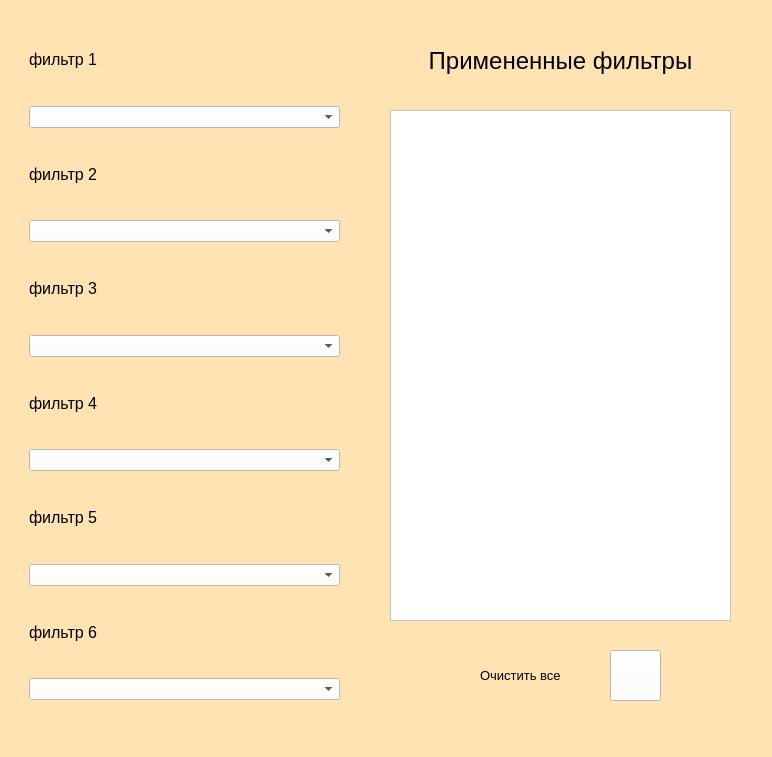
Above: windows/ui/fillers.ui from aaalace/D-Compare before the change. Below: the same form after it.
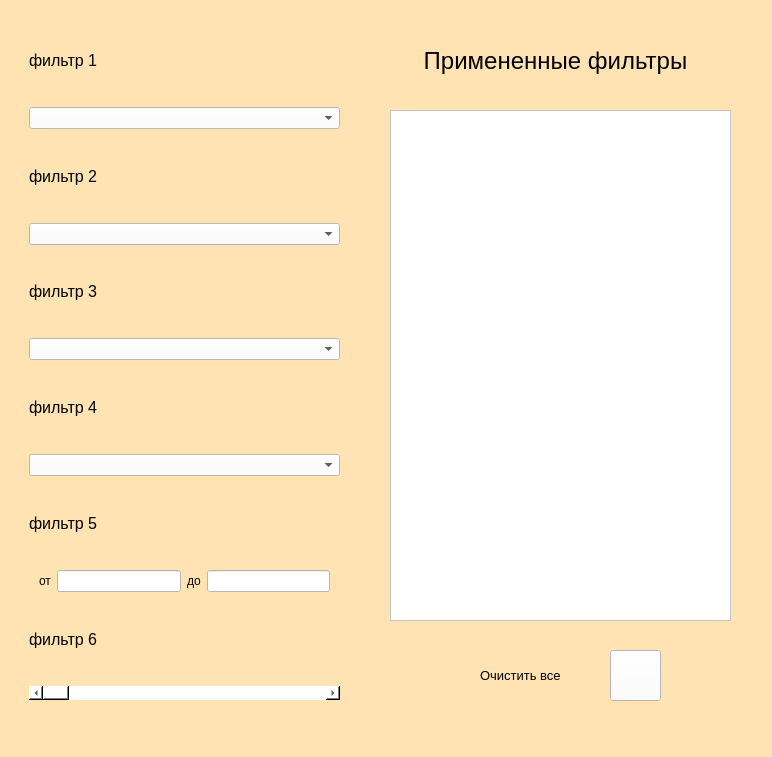
That is the form after the change.

Diff of the .ui file:
```diff
--- a/windows/ui/fillers.ui
+++ b/windows/ui/fillers.ui
@@ -62,6 +62,151 @@
          <verstretch>0</verstretch>
         </sizepolicy>
        </property>
+       <property name="palette">
+        <palette>
+         <active>
+          <colorrole role="Button">
+           <brush brushstyle="SolidPattern">
+            <color alpha="255">
+             <red>255</red>
+             <green>255</green>
+             <blue>255</blue>
+            </color>
+           </brush>
+          </colorrole>
+          <colorrole role="Base">
+           <brush brushstyle="SolidPattern">
+            <color alpha="255">
+             <red>255</red>
+             <green>255</green>
+             <blue>255</blue>
+            </color>
+           </brush>
+          </colorrole>
+          <colorrole role="Window">
+           <brush brushstyle="SolidPattern">
+            <color alpha="255">
+             <red>255</red>
+             <green>255</green>
+             <blue>255</blue>
+            </color>
+           </brush>
+          </colorrole>
+          <colorrole role="Highlight">
+           <brush brushstyle="SolidPattern">
+            <color alpha="255">
+             <red>255</red>
+             <green>255</green>
+             <blue>255</blue>
+            </color>
+           </brush>
+          </colorrole>
+          <colorrole role="Link">
+           <brush brushstyle="SolidPattern">
+            <color alpha="255">
+             <red>255</red>
+             <green>255</green>
+             <blue>255</blue>
+            </color>
+           </brush>
+          </colorrole>
+         </active>
+         <inactive>
+          <colorrole role="Button">
+           <brush brushstyle="SolidPattern">
+            <color alpha="255">
+             <red>255</red>
+             <green>255</green>
+             <blue>255</blue>
+            </color>
+           </brush>
+          </colorrole>
+          <colorrole role="Base">
+           <brush brushstyle="SolidPattern">
+            <color alpha="255">
+             <red>255</red>
+             <green>255</green>
+             <blue>255</blue>
+            </color>
+           </brush>
+          </colorrole>
+          <colorrole role="Window">
+           <brush brushstyle="SolidPattern">
+            <color alpha="255">
+             <red>255</red>
+             <green>255</green>
+             <blue>255</blue>
+            </color>
+           </brush>
+          </colorrole>
+          <colorrole role="Highlight">
+           <brush brushstyle="SolidPattern">
+            <color alpha="255">
+             <red>255</red>
+             <green>255</green>
+             <blue>255</blue>
+            </color>
+           </brush>
+          </colorrole>
+          <colorrole role="Link">
+           <brush brushstyle="SolidPattern">
+            <color alpha="255">
+             <red>255</red>
+             <green>255</green>
+             <blue>255</blue>
+            </color>
+           </brush>
+          </colorrole>
+         </inactive>
+         <disabled>
+          <colorrole role="Button">
+           <brush brushstyle="SolidPattern">
+            <color alpha="255">
+             <red>255</red>
+             <green>255</green>
+             <blue>255</blue>
+            </color>
+           </brush>
+          </colorrole>
+          <colorrole role="Base">
+           <brush brushstyle="SolidPattern">
+            <color alpha="255">
+             <red>255</red>
+             <green>255</green>
+             <blue>255</blue>
+            </color>
+           </brush>
+          </colorrole>
+          <colorrole role="Window">
+           <brush brushstyle="SolidPattern">
+            <color alpha="255">
+             <red>255</red>
+             <green>255</green>
+             <blue>255</blue>
+            </color>
+           </brush>
+          </colorrole>
+          <colorrole role="Highlight">
+           <brush brushstyle="SolidPattern">
+            <color alpha="255">
+             <red>0</red>
+             <green>120</green>
+             <blue>215</blue>
+            </color>
+           </brush>
+          </colorrole>
+          <colorrole role="Link">
+           <brush brushstyle="SolidPattern">
+            <color alpha="255">
+             <red>255</red>
+             <green>255</green>
+             <blue>255</blue>
+            </color>
+           </brush>
+          </colorrole>
+         </disabled>
+        </palette>
+       </property>
        <property name="font">
         <font>
          <strikeout>false</strikeout>
@@ -86,6 +231,181 @@
      </item>
      <item>
       <widget class="QComboBox" name="box_f2">
+       <property name="palette">
+        <palette>
+         <active>
+          <colorrole role="Button">
+           <brush brushstyle="SolidPattern">
+            <color alpha="255">
+             <red>255</red>
+             <green>255</green>
+             <blue>255</blue>
+            </color>
+           </brush>
+          </colorrole>
+          <colorrole role="Base">
+           <brush brushstyle="SolidPattern">
+            <color alpha="255">
+             <red>255</red>
+             <green>255</green>
+             <blue>255</blue>
+            </color>
+           </brush>
+          </colorrole>
+          <colorrole role="Window">
+           <brush brushstyle="SolidPattern">
+            <color alpha="255">
+             <red>255</red>
+             <green>255</green>
+             <blue>255</blue>
+            </color>
+           </brush>
+          </colorrole>
+          <colorrole role="Highlight">
+           <brush brushstyle="SolidPattern">
+            <color alpha="255">
+             <red>255</red>
+             <green>255</green>
+             <blue>255</blue>
+            </color>
+           </brush>
+          </colorrole>
+          <colorrole role="Link">
+           <brush brushstyle="SolidPattern">
+            <color alpha="255">
+             <red>255</red>
+             <green>255</green>
+             <blue>255</blue>
+            </color>
+           </brush>
+          </colorrole>
+          <colorrole role="LinkVisited">
+           <brush brushstyle="SolidPattern">
+            <color alpha="255">
+             <red>255</red>
+             <green>255</green>
+             <blue>255</blue>
+            </color>
+           </brush>
+          </colorrole>
+         </active>
+         <inactive>
+          <colorrole role="Button">
+           <brush brushstyle="SolidPattern">
+            <color alpha="255">
+             <red>255</red>
+             <green>255</green>
+             <blue>255</blue>
+            </color>
+           </brush>
+          </colorrole>
+          <colorrole role="Base">
+           <brush brushstyle="SolidPattern">
+            <color alpha="255">
+             <red>255</red>
+             <green>255</green>
+             <blue>255</blue>
+            </color>
+           </brush>
+          </colorrole>
+          <colorrole role="Window">
+           <brush brushstyle="SolidPattern">
+            <color alpha="255">
+             <red>255</red>
+             <green>255</green>
+             <blue>255</blue>
+            </color>
+           </brush>
+          </colorrole>
+          <colorrole role="Highlight">
+           <brush brushstyle="SolidPattern">
+            <color alpha="255">
+             <red>255</red>
+             <green>255</green>
+             <blue>255</blue>
+            </color>
+           </brush>
+          </colorrole>
+          <colorrole role="Link">
+           <brush brushstyle="SolidPattern">
+            <color alpha="255">
+             <red>255</red>
+             <green>255</green>
+             <blue>255</blue>
+            </color>
+           </brush>
+          </colorrole>
+          <colorrole role="LinkVisited">
+           <brush brushstyle="SolidPattern">
+            <color alpha="255">
+             <red>255</red>
+             <green>255</green>
+             <blue>255</blue>
+            </color>
+           </brush>
+          </colorrole>
+         </inactive>
+         <disabled>
+          <colorrole role="Button">
+           <brush brushstyle="SolidPattern">
+            <color alpha="255">
+             <red>255</red>
+             <green>255</green>
+             <blue>255</blue>
+            </color>
+           </brush>
+          </colorrole>
+          <colorrole role="Base">
+           <brush brushstyle="SolidPattern">
+            <color alpha="255">
+             <red>255</red>
+             <green>255</green>
+             <blue>255</blue>
+            </color>
+           </brush>
+          </colorrole>
+          <colorrole role="Window">
+           <brush brushstyle="SolidPattern">
+            <color alpha="255">
+             <red>255</red>
+             <green>255</green>
+             <blue>255</blue>
+            </color>
+           </brush>
+          </colorrole>
+          <colorrole role="Highlight">
+           <brush brushstyle="SolidPattern">
+            <color alpha="255">
+             <red>0</red>
+             <green>120</green>
+             <blue>215</blue>
+            </color>
+           </brush>
+          </colorrole>
+          <colorrole role="Link">
+           <brush brushstyle="SolidPattern">
+            <color alpha="255">
+             <red>255</red>
+             <green>255</green>
+             <blue>255</blue>
+            </color>
+           </brush>
+          </colorrole>
+          <colorrole role="LinkVisited">
+           <brush brushstyle="SolidPattern">
+            <color alpha="255">
+             <red>255</red>
+             <green>255</green>
+             <blue>255</blue>
+            </color>
+           </brush>
+          </colorrole>
+         </disabled>
+        </palette>
+       </property>
+       <property name="focusPolicy">
+        <enum>Qt::ClickFocus</enum>
+       </property>
        <property name="styleSheet">
         <string notr="true">background-color: white</string>
        </property>
@@ -105,6 +425,181 @@
      </item>
      <item>
       <widget class="QComboBox" name="box_f3">
+       <property name="palette">
+        <palette>
+         <active>
+          <colorrole role="Button">
+           <brush brushstyle="SolidPattern">
+            <color alpha="255">
+             <red>255</red>
+             <green>255</green>
+             <blue>255</blue>
+            </color>
+           </brush>
+          </colorrole>
+          <colorrole role="Base">
+           <brush brushstyle="SolidPattern">
+            <color alpha="255">
+             <red>255</red>
+             <green>255</green>
+             <blue>255</blue>
+            </color>
+           </brush>
+          </colorrole>
+          <colorrole role="Window">
+           <brush brushstyle="SolidPattern">
+            <color alpha="255">
+             <red>255</red>
+             <green>255</green>
+             <blue>255</blue>
+            </color>
+           </brush>
+          </colorrole>
+          <colorrole role="Highlight">
+           <brush brushstyle="SolidPattern">
+            <color alpha="255">
+             <red>255</red>
+             <green>255</green>
+             <blue>255</blue>
+            </color>
+           </brush>
+          </colorrole>
+          <colorrole role="Link">
+           <brush brushstyle="SolidPattern">
+            <color alpha="255">
+             <red>255</red>
+             <green>255</green>
+             <blue>255</blue>
+            </color>
+           </brush>
+          </colorrole>
+          <colorrole role="LinkVisited">
+           <brush brushstyle="SolidPattern">
+            <color alpha="255">
+             <red>255</red>
+             <green>255</green>
+             <blue>255</blue>
+            </color>
+           </brush>
+          </colorrole>
+         </active>
+         <inactive>
+          <colorrole role="Button">
+           <brush brushstyle="SolidPattern">
+            <color alpha="255">
+             <red>255</red>
+             <green>255</green>
+             <blue>255</blue>
+            </color>
+           </brush>
+          </colorrole>
+          <colorrole role="Base">
+           <brush brushstyle="SolidPattern">
+            <color alpha="255">
+             <red>255</red>
+             <green>255</green>
+             <blue>255</blue>
+            </color>
+           </brush>
+          </colorrole>
+          <colorrole role="Window">
+           <brush brushstyle="SolidPattern">
+            <color alpha="255">
+             <red>255</red>
+             <green>255</green>
+             <blue>255</blue>
+            </color>
+           </brush>
+          </colorrole>
+          <colorrole role="Highlight">
+           <brush brushstyle="SolidPattern">
+            <color alpha="255">
+             <red>255</red>
+             <green>255</green>
+             <blue>255</blue>
+            </color>
+           </brush>
+          </colorrole>
+          <colorrole role="Link">
+           <brush brushstyle="SolidPattern">
+            <color alpha="255">
+             <red>255</red>
+             <green>255</green>
+             <blue>255</blue>
+            </color>
+           </brush>
+          </colorrole>
+          <colorrole role="LinkVisited">
+           <brush brushstyle="SolidPattern">
+            <color alpha="255">
+             <red>255</red>
+             <green>255</green>
+             <blue>255</blue>
+            </color>
+           </brush>
+          </colorrole>
+         </inactive>
+         <disabled>
+          <colorrole role="Button">
+           <brush brushstyle="SolidPattern">
+            <color alpha="255">
+             <red>255</red>
+             <green>255</green>
+             <blue>255</blue>
+            </color>
+           </brush>
+          </colorrole>
+          <colorrole role="Base">
+           <brush brushstyle="SolidPattern">
+            <color alpha="255">
+             <red>255</red>
+             <green>255</green>
+             <blue>255</blue>
+            </color>
+           </brush>
+          </colorrole>
+          <colorrole role="Window">
+           <brush brushstyle="SolidPattern">
+            <color alpha="255">
+             <red>255</red>
+             <green>255</green>
+             <blue>255</blue>
+            </color>
+           </brush>
+          </colorrole>
+          <colorrole role="Highlight">
+           <brush brushstyle="SolidPattern">
+            <color alpha="255">
+             <red>0</red>
+             <green>120</green>
+             <blue>215</blue>
+            </color>
+           </brush>
+          </colorrole>
+          <colorrole role="Link">
+           <brush brushstyle="SolidPattern">
+            <color alpha="255">
+             <red>255</red>
+             <green>255</green>
+             <blue>255</blue>
+            </color>
+           </brush>
+          </colorrole>
+          <colorrole role="LinkVisited">
+           <brush brushstyle="SolidPattern">
+            <color alpha="255">
+             <red>255</red>
+             <green>255</green>
+             <blue>255</blue>
+            </color>
+           </brush>
+          </colorrole>
+         </disabled>
+        </palette>
+       </property>
+       <property name="focusPolicy">
+        <enum>Qt::ClickFocus</enum>
+       </property>
        <property name="styleSheet">
         <string notr="true">background-color: white</string>
        </property>
@@ -124,6 +619,181 @@
      </item>
      <item>
       <widget class="QComboBox" name="box_f4">
+       <property name="palette">
+        <palette>
+         <active>
+          <colorrole role="Button">
+           <brush brushstyle="SolidPattern">
+            <color alpha="255">
+             <red>255</red>
+             <green>255</green>
+             <blue>255</blue>
+            </color>
+           </brush>
+          </colorrole>
+          <colorrole role="Base">
+           <brush brushstyle="SolidPattern">
+            <color alpha="255">
+             <red>255</red>
+             <green>255</green>
+             <blue>255</blue>
+            </color>
+           </brush>
+          </colorrole>
+          <colorrole role="Window">
+           <brush brushstyle="SolidPattern">
+            <color alpha="255">
+             <red>255</red>
+             <green>255</green>
+             <blue>255</blue>
+            </color>
+           </brush>
+          </colorrole>
+          <colorrole role="Highlight">
+           <brush brushstyle="SolidPattern">
+            <color alpha="255">
+             <red>255</red>
+             <green>255</green>
+             <blue>255</blue>
+            </color>
+           </brush>
+          </colorrole>
+          <colorrole role="Link">
+           <brush brushstyle="SolidPattern">
+            <color alpha="255">
+             <red>255</red>
+             <green>255</green>
+             <blue>255</blue>
+            </color>
+           </brush>
+          </colorrole>
+          <colorrole role="LinkVisited">
+           <brush brushstyle="SolidPattern">
+            <color alpha="255">
+             <red>255</red>
+             <green>255</green>
+             <blue>255</blue>
+            </color>
+           </brush>
+          </colorrole>
+         </active>
+         <inactive>
+          <colorrole role="Button">
+           <brush brushstyle="SolidPattern">
+            <color alpha="255">
+             <red>255</red>
+             <green>255</green>
+             <blue>255</blue>
+            </color>
+           </brush>
+          </colorrole>
+          <colorrole role="Base">
+           <brush brushstyle="SolidPattern">
+            <color alpha="255">
+             <red>255</red>
+             <green>255</green>
+             <blue>255</blue>
+            </color>
+           </brush>
+          </colorrole>
+          <colorrole role="Window">
+           <brush brushstyle="SolidPattern">
+            <color alpha="255">
+             <red>255</red>
+             <green>255</green>
+             <blue>255</blue>
+            </color>
+           </brush>
+          </colorrole>
+          <colorrole role="Highlight">
+           <brush brushstyle="SolidPattern">
+            <color alpha="255">
+             <red>255</red>
+             <green>255</green>
+             <blue>255</blue>
+            </color>
+           </brush>
+          </colorrole>
+          <colorrole role="Link">
+           <brush brushstyle="SolidPattern">
+            <color alpha="255">
+             <red>255</red>
+             <green>255</green>
+             <blue>255</blue>
+            </color>
+           </brush>
+          </colorrole>
+          <colorrole role="LinkVisited">
+           <brush brushstyle="SolidPattern">
+            <color alpha="255">
+             <red>255</red>
+             <green>255</green>
+             <blue>255</blue>
+            </color>
+           </brush>
+          </colorrole>
+         </inactive>
+         <disabled>
+          <colorrole role="Button">
+           <brush brushstyle="SolidPattern">
+            <color alpha="255">
+             <red>255</red>
+             <green>255</green>
+             <blue>255</blue>
+            </color>
+           </brush>
+          </colorrole>
+          <colorrole role="Base">
+           <brush brushstyle="SolidPattern">
+            <color alpha="255">
+             <red>255</red>
+             <green>255</green>
+             <blue>255</blue>
+            </color>
+           </brush>
+          </colorrole>
+          <colorrole role="Window">
+           <brush brushstyle="SolidPattern">
+            <color alpha="255">
+             <red>255</red>
+             <green>255</green>
+             <blue>255</blue>
+            </color>
+           </brush>
+          </colorrole>
+          <colorrole role="Highlight">
+           <brush brushstyle="SolidPattern">
+            <color alpha="255">
+             <red>0</red>
+             <green>120</green>
+             <blue>215</blue>
+            </color>
+           </brush>
+          </colorrole>
+          <colorrole role="Link">
+           <brush brushstyle="SolidPattern">
+            <color alpha="255">
+             <red>255</red>
+             <green>255</green>
+             <blue>255</blue>
+            </color>
+           </brush>
+          </colorrole>
+          <colorrole role="LinkVisited">
+           <brush brushstyle="SolidPattern">
+            <color alpha="255">
+             <red>255</red>
+             <green>255</green>
+             <blue>255</blue>
+            </color>
+           </brush>
+          </colorrole>
+         </disabled>
+        </palette>
+       </property>
+       <property name="focusPolicy">
+        <enum>Qt::ClickFocus</enum>
+       </property>
        <property name="styleSheet">
         <string notr="true">background-color: white</string>
        </property>
@@ -142,11 +812,42 @@
       </widget>
      </item>
      <item>
-      <widget class="QComboBox" name="box_f5">
-       <property name="styleSheet">
-        <string notr="true">background-color: white</string>
+      <layout class="QHBoxLayout" name="horizontalLayout">
+       <property name="leftMargin">
+        <number>10</number>
        </property>
-      </widget>
+       <property name="rightMargin">
+        <number>10</number>
+       </property>
+       <item>
+        <widget class="QLabel" name="lbl_from">
+         <property name="text">
+          <string>от</string>
+         </property>
+        </widget>
+       </item>
+       <item>
+        <widget class="QLineEdit" name="line_from">
+         <property name="styleSheet">
+          <string notr="true">background-color: white</string>
+         </property>
+        </widget>
+       </item>
+       <item>
+        <widget class="QLabel" name="lbl_to">
+         <property name="text">
+          <string>до</string>
+         </property>
+        </widget>
+       </item>
+       <item>
+        <widget class="QLineEdit" name="line_to">
+         <property name="styleSheet">
+          <string notr="true">background-color: white</string>
+         </property>
+        </widget>
+       </item>
+      </layout>
      </item>
      <item>
       <widget class="QLabel" name="lbl_6">
@@ -161,10 +862,431 @@
       </widget>
      </item>
      <item>
-      <widget class="QComboBox" name="box_f6">
+      <widget class="QScrollBar" name="horizontalScrollBar">
+       <property name="palette">
+        <palette>
+         <active>
+          <colorrole role="WindowText">
+           <brush brushstyle="SolidPattern">
+            <color alpha="255">
+             <red>0</red>
+             <green>0</green>
+             <blue>0</blue>
+            </color>
+           </brush>
+          </colorrole>
+          <colorrole role="Button">
+           <brush brushstyle="SolidPattern">
+            <color alpha="255">
+             <red>255</red>
+             <green>255</green>
+             <blue>255</blue>
+            </color>
+           </brush>
+          </colorrole>
+          <colorrole role="Light">
+           <brush brushstyle="SolidPattern">
+            <color alpha="255">
+             <red>255</red>
+             <green>255</green>
+             <blue>255</blue>
+            </color>
+           </brush>
+          </colorrole>
+          <colorrole role="Midlight">
+           <brush brushstyle="SolidPattern">
+            <color alpha="255">
+             <red>255</red>
+             <green>255</green>
+             <blue>255</blue>
+            </color>
+           </brush>
+          </colorrole>
+          <colorrole role="Dark">
+           <brush brushstyle="SolidPattern">
+            <color alpha="255">
+             <red>127</red>
+             <green>127</green>
+             <blue>127</blue>
+            </color>
+           </brush>
+          </colorrole>
+          <colorrole role="Mid">
+           <brush brushstyle="SolidPattern">
+            <color alpha="255">
+             <red>170</red>
+             <green>170</green>
+             <blue>170</blue>
+            </color>
+           </brush>
+          </colorrole>
+          <colorrole role="Text">
+           <brush brushstyle="SolidPattern">
+            <color alpha="255">
+             <red>0</red>
+             <green>0</green>
+             <blue>0</blue>
+            </color>
+           </brush>
+          </colorrole>
+          <colorrole role="BrightText">
+           <brush brushstyle="SolidPattern">
+            <color alpha="255">
+             <red>255</red>
+             <green>255</green>
+             <blue>255</blue>
+            </color>
+           </brush>
+          </colorrole>
+          <colorrole role="ButtonText">
+           <brush brushstyle="SolidPattern">
+            <color alpha="255">
+             <red>0</red>
+             <green>0</green>
+             <blue>0</blue>
+            </color>
+           </brush>
+          </colorrole>
+          <colorrole role="Base">
+           <brush brushstyle="SolidPattern">
+            <color alpha="255">
+             <red>255</red>
+             <green>255</green>
+             <blue>255</blue>
+            </color>
+           </brush>
+          </colorrole>
+          <colorrole role="Window">
+           <brush brushstyle="SolidPattern">
+            <color alpha="255">
+             <red>255</red>
+             <green>255</green>
+             <blue>255</blue>
+            </color>
+           </brush>
+          </colorrole>
+          <colorrole role="Shadow">
+           <brush brushstyle="SolidPattern">
+            <color alpha="255">
+             <red>0</red>
+             <green>0</green>
+             <blue>0</blue>
+            </color>
+           </brush>
+          </colorrole>
+          <colorrole role="AlternateBase">
+           <brush brushstyle="SolidPattern">
+            <color alpha="255">
+             <red>255</red>
+             <green>255</green>
+             <blue>255</blue>
+            </color>
+           </brush>
+          </colorrole>
+          <colorrole role="ToolTipBase">
+           <brush brushstyle="SolidPattern">
+            <color alpha="255">
+             <red>255</red>
+             <green>255</green>
+             <blue>220</blue>
+            </color>
+           </brush>
+          </colorrole>
+          <colorrole role="ToolTipText">
+           <brush brushstyle="SolidPattern">
+            <color alpha="255">
+             <red>0</red>
+             <green>0</green>
+             <blue>0</blue>
+            </color>
+           </brush>
+          </colorrole>
+         </active>
+         <inactive>
+          <colorrole role="WindowText">
+           <brush brushstyle="SolidPattern">
+            <color alpha="255">
+             <red>0</red>
+             <green>0</green>
+             <blue>0</blue>
+            </color>
+           </brush>
+          </colorrole>
+          <colorrole role="Button">
+           <brush brushstyle="SolidPattern">
+            <color alpha="255">
+             <red>255</red>
+             <green>255</green>
+             <blue>255</blue>
+            </color>
+           </brush>
+          </colorrole>
+          <colorrole role="Light">
+           <brush brushstyle="SolidPattern">
+            <color alpha="255">
+             <red>255</red>
+             <green>255</green>
+             <blue>255</blue>
+            </color>
+           </brush>
+          </colorrole>
+          <colorrole role="Midlight">
+           <brush brushstyle="SolidPattern">
+            <color alpha="255">
+             <red>255</red>
+             <green>255</green>
+             <blue>255</blue>
+            </color>
+           </brush>
+          </colorrole>
+          <colorrole role="Dark">
+           <brush brushstyle="SolidPattern">
+            <color alpha="255">
+             <red>127</red>
+             <green>127</green>
+             <blue>127</blue>
+            </color>
+           </brush>
+          </colorrole>
+          <colorrole role="Mid">
+           <brush brushstyle="SolidPattern">
+            <color alpha="255">
+             <red>170</red>
+             <green>170</green>
+             <blue>170</blue>
+            </color>
+           </brush>
+          </colorrole>
+          <colorrole role="Text">
+           <brush brushstyle="SolidPattern">
+            <color alpha="255">
+             <red>0</red>
+             <green>0</green>
+             <blue>0</blue>
+            </color>
+           </brush>
+          </colorrole>
+          <colorrole role="BrightText">
+           <brush brushstyle="SolidPattern">
+            <color alpha="255">
+             <red>255</red>
+             <green>255</green>
+             <blue>255</blue>
+            </color>
+           </brush>
+          </colorrole>
+          <colorrole role="ButtonText">
+           <brush brushstyle="SolidPattern">
+            <color alpha="255">
+             <red>0</red>
+             <green>0</green>
+             <blue>0</blue>
+            </color>
+           </brush>
+          </colorrole>
+          <colorrole role="Base">
+           <brush brushstyle="SolidPattern">
+            <color alpha="255">
+             <red>255</red>
+             <green>255</green>
+             <blue>255</blue>
+            </color>
+           </brush>
+          </colorrole>
+          <colorrole role="Window">
+           <brush brushstyle="SolidPattern">
+            <color alpha="255">
+             <red>255</red>
+             <green>255</green>
+             <blue>255</blue>
+            </color>
+           </brush>
+          </colorrole>
+          <colorrole role="Shadow">
+           <brush brushstyle="SolidPattern">
+            <color alpha="255">
+             <red>0</red>
+             <green>0</green>
+             <blue>0</blue>
+            </color>
+           </brush>
+          </colorrole>
+          <colorrole role="AlternateBase">
+           <brush brushstyle="SolidPattern">
+            <color alpha="255">
+             <red>255</red>
+             <green>255</green>
+             <blue>255</blue>
+            </color>
+           </brush>
+          </colorrole>
+          <colorrole role="ToolTipBase">
+           <brush brushstyle="SolidPattern">
+            <color alpha="255">
+             <red>255</red>
+             <green>255</green>
+             <blue>220</blue>
+            </color>
+           </brush>
+          </colorrole>
+          <colorrole role="ToolTipText">
+           <brush brushstyle="SolidPattern">
+            <color alpha="255">
+             <red>0</red>
+             <green>0</green>
+             <blue>0</blue>
+            </color>
+           </brush>
+          </colorrole>
+         </inactive>
+         <disabled>
+          <colorrole role="WindowText">
+           <brush brushstyle="SolidPattern">
+            <color alpha="255">
+             <red>127</red>
+             <green>127</green>
+             <blue>127</blue>
+            </color>
+           </brush>
+          </colorrole>
+          <colorrole role="Button">
+           <brush brushstyle="SolidPattern">
+            <color alpha="255">
+             <red>255</red>
+             <green>255</green>
+             <blue>255</blue>
+            </color>
+           </brush>
+          </colorrole>
+          <colorrole role="Light">
+           <brush brushstyle="SolidPattern">
+            <color alpha="255">
+             <red>255</red>
+             <green>255</green>
+             <blue>255</blue>
+            </color>
+           </brush>
+          </colorrole>
+          <colorrole role="Midlight">
+           <brush brushstyle="SolidPattern">
+            <color alpha="255">
+             <red>255</red>
+             <green>255</green>
+             <blue>255</blue>
+            </color>
+           </brush>
+          </colorrole>
+          <colorrole role="Dark">
+           <brush brushstyle="SolidPattern">
+            <color alpha="255">
+             <red>127</red>
+             <green>127</green>
+             <blue>127</blue>
+            </color>
+           </brush>
+          </colorrole>
+          <colorrole role="Mid">
+           <brush brushstyle="SolidPattern">
+            <color alpha="255">
+             <red>170</red>
+             <green>170</green>
+             <blue>170</blue>
+            </color>
+           </brush>
+          </colorrole>
+          <colorrole role="Text">
+           <brush brushstyle="SolidPattern">
+            <color alpha="255">
+             <red>127</red>
+             <green>127</green>
+             <blue>127</blue>
+            </color>
+           </brush>
+          </colorrole>
+          <colorrole role="BrightText">
+           <brush brushstyle="SolidPattern">
+            <color alpha="255">
+             <red>255</red>
+             <green>255</green>
+             <blue>255</blue>
+            </color>
+           </brush>
+          </colorrole>
+          <colorrole role="ButtonText">
+           <brush brushstyle="SolidPattern">
+            <color alpha="255">
+             <red>127</red>
+             <green>127</green>
+             <blue>127</blue>
+            </color>
+           </brush>
+          </colorrole>
+          <colorrole role="Base">
+           <brush brushstyle="SolidPattern">
+            <color alpha="255">
+             <red>255</red>
+             <green>255</green>
+             <blue>255</blue>
+            </color>
+           </brush>
+          </colorrole>
+          <colorrole role="Window">
+           <brush brushstyle="SolidPattern">
+            <color alpha="255">
+             <red>255</red>
+             <green>255</green>
+             <blue>255</blue>
+            </color>
+           </brush>
+          </colorrole>
+          <colorrole role="Shadow">
+           <brush brushstyle="SolidPattern">
+            <color alpha="255">
+             <red>0</red>
+             <green>0</green>
+             <blue>0</blue>
+            </color>
+           </brush>
+          </colorrole>
+          <colorrole role="AlternateBase">
+           <brush brushstyle="SolidPattern">
+            <color alpha="255">
+             <red>255</red>
+             <green>255</green>
+             <blue>255</blue>
+            </color>
+           </brush>
+          </colorrole>
+          <colorrole role="ToolTipBase">
+           <brush brushstyle="SolidPattern">
+            <color alpha="255">
+             <red>255</red>
+             <green>255</green>
+             <blue>220</blue>
+            </color>
+           </brush>
+          </colorrole>
+          <colorrole role="ToolTipText">
+           <brush brushstyle="SolidPattern">
+            <color alpha="255">
+             <red>0</red>
+             <green>0</green>
+             <blue>0</blue>
+            </color>
+           </brush>
+          </colorrole>
+         </disabled>
+        </palette>
+       </property>
+       <property name="focusPolicy">
+        <enum>Qt::TabFocus</enum>
+       </property>
        <property name="styleSheet">
         <string notr="true">background-color: white</string>
        </property>
+       <property name="orientation">
+        <enum>Qt::Horizontal</enum>
+       </property>
       </widget>
      </item>
     </layout>
@@ -187,7 +1309,7 @@
      <rect>
       <x>390</x>
       <y>30</y>
-      <width>341</width>
+      <width>331</width>
       <height>61</height>
      </rect>
     </property>
```
Left out of the diff: 214 changed lines with no effect on the pictures.
